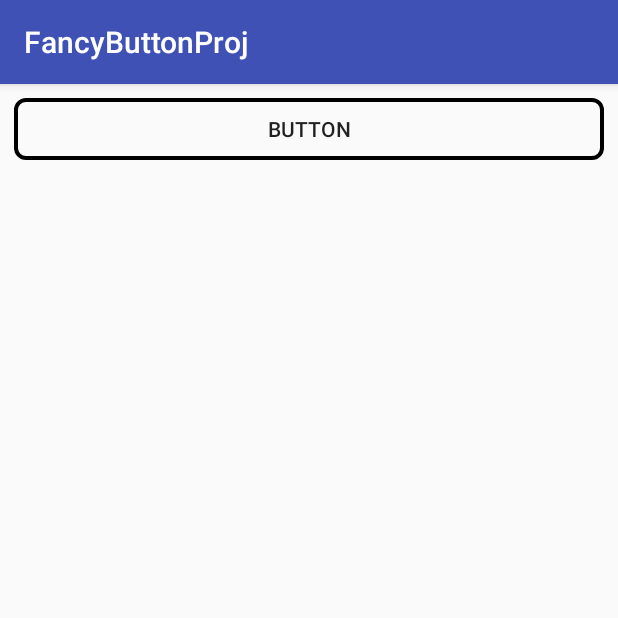
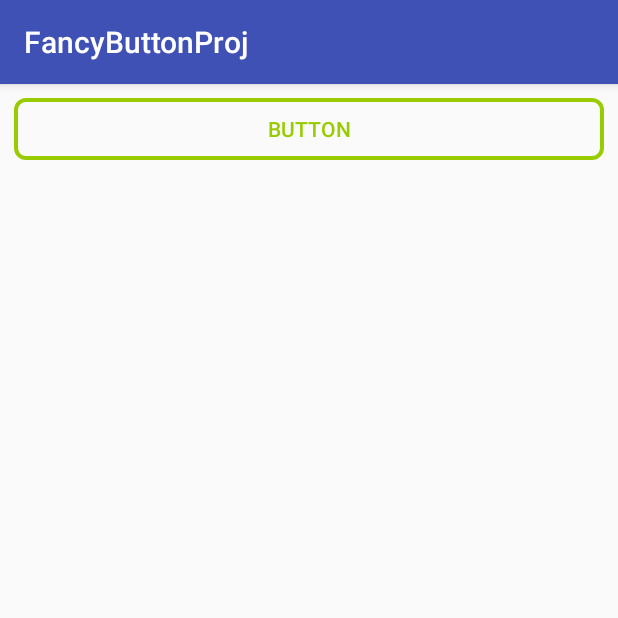
Before and after one commit to Ekalips/FancyButtonProj, an Android app: the screen it shows after launch (MainActivity), on a phone screen of 412 x 824 dp, the top half of it. Run offline under Robolectric (Android 15) with nearby library versions, the phone set to English and light mode, and no system bars.

Commit message:
New attrs and compat color

```diff
--- a/app/src/main/java/com/wldev/fancybuttonproj/FancyButton.java
+++ b/app/src/main/java/com/wldev/fancybuttonproj/FancyButton.java
@@ -10,14 +10,16 @@ import android.content.res.TypedArray;
 import android.graphics.Canvas;
 import android.graphics.Color;
 import android.graphics.Paint;
+import android.graphics.PorterDuff;
+import android.graphics.drawable.Drawable;
 import android.os.Build;
-import android.renderscript.Sampler;
 import android.support.annotation.RequiresApi;
+import android.support.v4.content.ContextCompat;
+import android.support.v4.graphics.drawable.DrawableCompat;
 import android.util.AttributeSet;
 import android.util.Log;
 import android.view.View;
 import android.view.ViewGroup;
-import android.view.ViewPropertyAnimator;
 import android.widget.ProgressBar;
 import android.widget.RelativeLayout;
 import android.widget.TextView;
@@ -50,6 +52,15 @@ public class FancyButton extends RelativeLayout implements View.OnClickListener{
     Paint paint;
     ProgressBar bar;
     TextView view;
+
+    AnimatorListenerAdapter hideProgressBarListener = new AnimatorListenerAdapter() {
+        @Override
+        public void onAnimationEnd(Animator animation) {
+            super.onAnimationEnd(animation);
+            bar.setVisibility(INVISIBLE);
+        }
+    };
+
     public void init(Context context,AttributeSet attrs){
 
         this.setClickable(true);
@@ -57,18 +68,21 @@ public class FancyButton extends RelativeLayout implements View.OnClickListener{
         this.setWillNotDraw(false);
         int[] attrsArray = new int[] {
                 android.R.attr.text, // 0
-                android.R.attr.layout_width, // 1
-                android.R.attr.layout_height // 2
+                android.R.attr.color,
+                android.R.attr.color
         };
 
         TypedArray ta = context.obtainStyledAttributes(attrs, attrsArray);
         String text = ta.getString(0);
-        Log.d(TAG, "init: " + text);
+        int color = ta.getColor(1,Color.BLACK);
+        int textColor = ta.getColor(2, Color.BLACK);
+        Log.d(TAG, "init: " + color);
         ta.recycle();
 
         view = new TextView(context, attrs, android.R.attr.borderlessButtonStyle);
         view.setOnClickListener(this);
         view.setClickable(true);
+        view.setTextColor(textColor);
         RelativeLayout.LayoutParams params = new RelativeLayout.LayoutParams(ViewGroup.LayoutParams.MATCH_PARENT, ViewGroup.LayoutParams.MATCH_PARENT);
         view.setLayoutParams(params);
         view.setText(text);
@@ -79,13 +93,24 @@ public class FancyButton extends RelativeLayout implements View.OnClickListener{
         barParams.addRule(CENTER_IN_PARENT,TRUE);
         bar.setLayoutParams(barParams);
         bar.setIndeterminate(true);
-        bar.setIndeterminateTintList(ColorStateList.valueOf(Color.BLACK));
+//        bar.setIndeterminateTintList(ColorStateList.valueOf(Color.BLACK));
+
+        // fixes pre-Lollipop progressBar indeterminateDrawable tinting
+        if (Build.VERSION.SDK_INT < Build.VERSION_CODES.LOLLIPOP) {
+
+            Drawable wrapDrawable = DrawableCompat.wrap(bar.getIndeterminateDrawable());
+            DrawableCompat.setTint(wrapDrawable, color);
+            bar.setIndeterminateDrawable(DrawableCompat.unwrap(wrapDrawable));
+        } else {
+            bar.getIndeterminateDrawable().setColorFilter(color, PorterDuff.Mode.SRC_IN);
+        }
+
 //        bar.setProgressTintList(ColorStateList.valueOf(Color.BLACK));
         bar.setVisibility(INVISIBLE);
         this.addView(bar);
 
         paint = new Paint(Paint.ANTI_ALIAS_FLAG);
-        paint.setColor(Color.BLACK);
+        paint.setColor(color);
         paint.setStyle(Paint.Style.STROKE);
         paint.setStrokeWidth(4);
 
@@ -113,13 +138,7 @@ public class FancyButton extends RelativeLayout implements View.OnClickListener{
             destBot = (this.getBottom()-this.getTop())/2 + 60;
             circleR = Math.abs(destLeft-destRight)/2;
             ObjectAnimator animator = ObjectAnimator.ofFloat(bar,"alpha",1,0);
-            animator.addListener(new AnimatorListenerAdapter() {
-                @Override
-                public void onAnimationEnd(Animator animation) {
-                    super.onAnimationEnd(animation);
-                    bar.setVisibility(INVISIBLE);
-                }
-            });
+            animator.addListener(hideProgressBarListener);
             animator.start();
         }
         else if (state == State.shrinked){
--- a/app/src/main/res/layout/activity_main.xml
+++ b/app/src/main/res/layout/activity_main.xml
@@ -9,6 +9,8 @@
     <com.wldev.fancybuttonproj.FancyButton
         android:layout_width="match_parent"
         android:layout_height="60dp"
-        android:text="Button"/>
+        android:text="Button"
+        android:textColor="#000"
+        android:color="@android:color/holo_green_light"/>
 
 </RelativeLayout>
```
